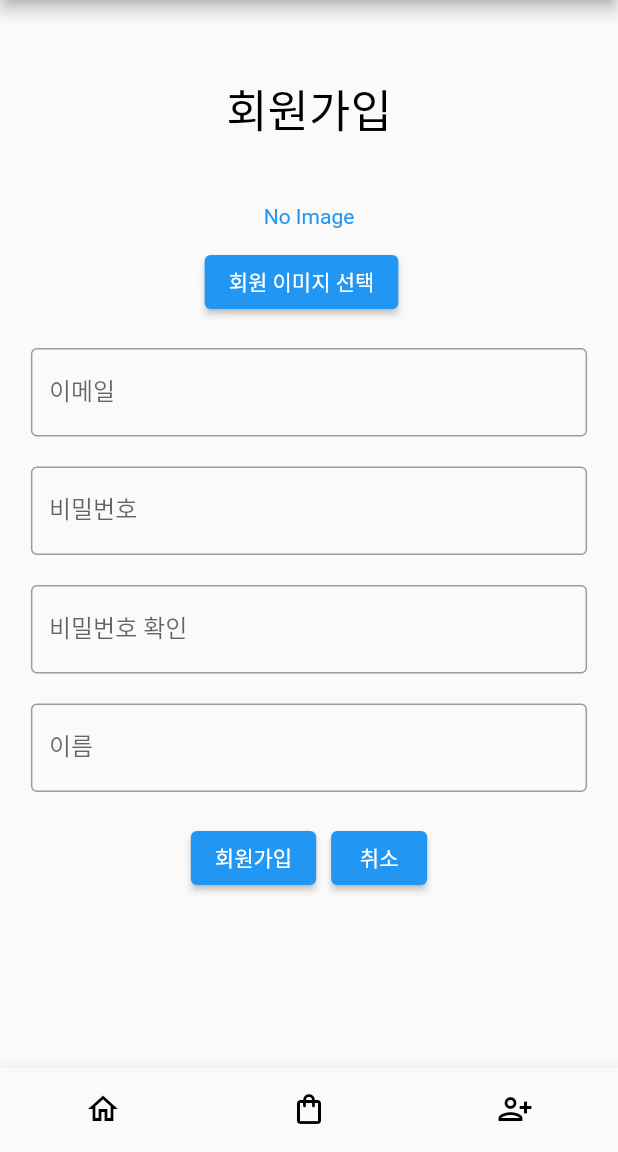
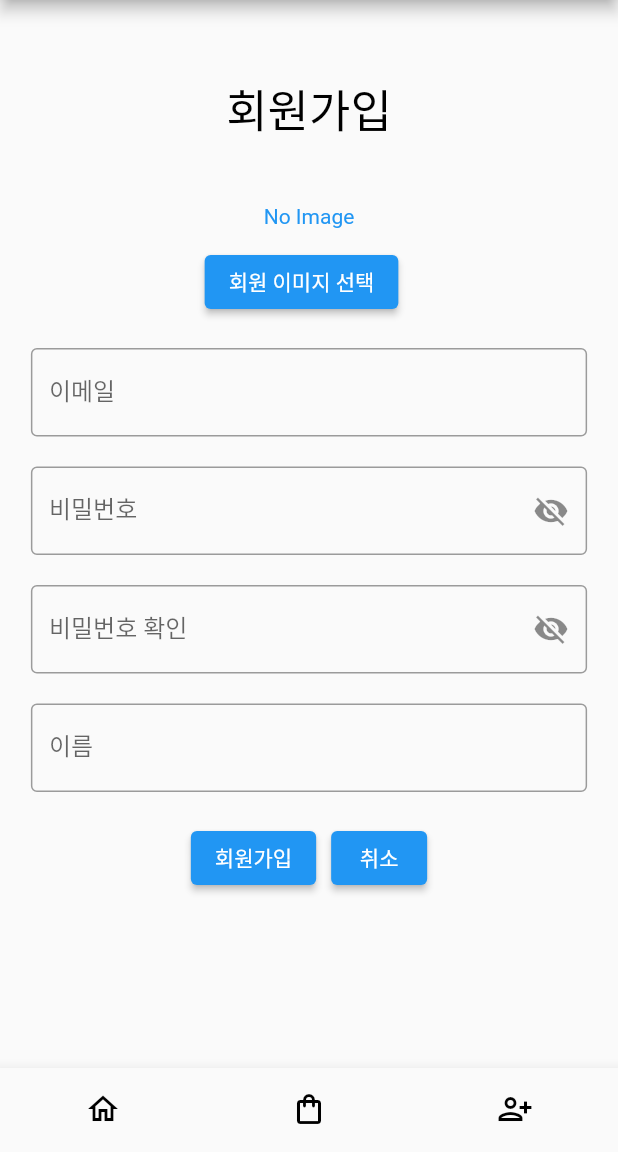
Before and after one commit to bspluci/flutter-insta, a Flutter app: the screen it shows after launch, item 3 of the bottom bar chosen, on a phone screen of 412 x 824 dp, the part 84-1236 px from its top. Run offline on Flutter 3.47's test engine with Material 2 defaults, Android fonts, the phone set to English and light mode, and no system bars; our stand-ins replace camera, cloud_firestore, firebase_auth, firebase_core, firebase_storage, flutter_local_notifications and 3 more; missing offline and left inert: google_mlkit_commons, google_mlkit_text_recognition; accounts and stored records are empty.

Commit message:
회원 관련 코드 정리

```diff
--- a/lib/main.dart
+++ b/lib/main.dart
@@ -35,7 +35,7 @@ void main() async {
     providers: [
       ChangeNotifierProvider(create: (context) => DataProvider()),
       ChangeNotifierProvider(create: (context) => UserProvider()),
-      ChangeNotifierProvider(create: (context) => AppBarTitle()),
+      ChangeNotifierProvider(create: (context) => TitleProvider()),
     ],
     child: MaterialApp(
       theme: style.theme,
@@ -126,7 +126,7 @@ class _MyAppState extends State<MyApp> {
     //       '통신 실패: ${response.statusCode} ERROR, ${jsonData['message']}');
     // }
 
-    int perPage = 2;
+    int perPage = 3;
     QuerySnapshot result;
 
     await Future.delayed(const Duration(seconds: 1));
@@ -159,7 +159,7 @@ class _MyAppState extends State<MyApp> {
   }
 
   void setTitleText() {
-    Provider.of<AppBarTitle>(context, listen: false).setTitle('HOME');
+    Provider.of<TitleProvider>(context, listen: false).setTitle('HOME');
   }
 
   void setUserInfoProvider() async {
@@ -186,7 +186,7 @@ class _MyAppState extends State<MyApp> {
   @override
   Widget build(BuildContext context) {
     final logout = Provider.of<UserProvider>(context).logout;
-    final title = Provider.of<AppBarTitle>(context).title;
+    final title = Provider.of<TitleProvider>(context).title;
     bool isLogin = _auth.currentUser != null;
 
     return Scaffold(
@@ -281,7 +281,7 @@ class _PostListState extends State<PostList> {
 
   // 앱 바의 제목 변경
   void setTitleText() {
-    Provider.of<AppBarTitle>(context, listen: false).setTitle('HOME');
+    Provider.of<TitleProvider>(context, listen: false).setTitle('HOME');
   }
 
   @override
--- a/lib/myInfo.dart
+++ b/lib/myInfo.dart
@@ -15,7 +15,7 @@ class _MyInfoState extends State<MyInfo> {
   UserModel? user;
 
   void setTitleText() {
-    Provider.of<AppBarTitle>(context, listen: false).setTitle('MyInfo');
+    Provider.of<TitleProvider>(context, listen: false).setTitle('MyInfo');
   }
 
   void getMyInfomationFromProvider() {
--- a/lib/postUpload.dart
+++ b/lib/postUpload.dart
@@ -155,7 +155,7 @@ class _PostUploadState extends State<PostUpload> {
   Widget build(BuildContext context) {
     return Scaffold(
       appBar: AppBar(
-        title: const Text("Instagram"),
+        title: const Text("POST"),
         automaticallyImplyLeading: false,
         // actions: [
         //   IconButton(
--- a/lib/provider.dart
+++ b/lib/provider.dart
@@ -43,7 +43,7 @@ class UserProvider extends ChangeNotifier {
   }
 }
 
-class AppBarTitle extends ChangeNotifier {
+class TitleProvider extends ChangeNotifier {
   String _title = 'Home';
 
   String get title => _title;
@@ -55,66 +55,20 @@ class AppBarTitle extends ChangeNotifier {
 }
 
 class DataProvider extends ChangeNotifier {
-  // Map<String, dynamic> resultUser = {};
-  // List<dynamic> resultGallery = [];
-
-  // void getUserInfo() async {
-  // Map getUser = {};
-  // final url = Platform.isAndroid
-  //     ? 'http://172.20.59.28:8080'
-  //     : 'http://localhost:8080';
-  // final result = await http.get(Uri.parse('$url/api/member/getMemberList'));
-
-  // if (result.statusCode == 200) {
-  //   getUser = jsonDecode(result.body);
-  //   resultUser = getUser['data']
-  //       .map((item) => {
-  //             '_id': item['_id'],
-  //             'name': item['name'],
-  //             'image': item['image'],
-  //             'follower': addCommasToNumber(item['follower']),
-  //           })
-  //       .toList();
-  //   notifyListeners();
-  //   await showNotification(1, '유저 정보 로드 완료', '유저 정보가 성공적으로 로드되었습니다.');
-  //   // await showNotificationTime();
-  // } else {
-  //   print(result.statusCode);
-  //   await showNotification(
-  //       1, '유저 정보 로드 실패', '유저 정보 로드에 실패하였습니다. 다시 시도해 주세요.');
-  // }
-  // await getUserGallery();
-  // }
-
-  // getUserGallery() async {
-  //   final result = await http
-  //       .get(Uri.parse('https://codingapple1.github.io/app/profile.json'));
-
-  //   if (result.statusCode == 200) {
-  //     resultGallery = jsonDecode(result.body);
-  //     resultGallery = [...resultGallery, ...resultGallery, ...resultGallery];
-  //     notifyListeners();
-  //   } else {
-  //     print(result.statusCode);
-  //   }
-  // }
-
   String addCommasToNumber(int number) {
     if (number < 1000) return number.toString();
-
     String result = '';
     String numberStr = number.toString();
+    int count = 0;
 
-    int count = 0;
     for (int i = numberStr.length - 1; i >= 0; i--) {
       result = numberStr[i] + result;
       count++;
 
       if (count % 3 == 0 && i != 0) {
-        result = ',' + result;
+        result = ',$result';
       }
     }
-
     return result;
   }
 }
--- a/lib/regester.dart
+++ b/lib/regester.dart
@@ -29,12 +29,14 @@ class _RegesterState extends State<Regester> {
   String? image;
 
   bool isUploading = false;
+  bool _obscureText = true;
+  bool _obscureTextRe = true;
   File? userImage;
   dynamic pickedFile;
 
   // 앱 바의 제목 변경
   void setTitleText() {
-    Provider.of<AppBarTitle>(context, listen: false).setTitle('REGESTER');
+    Provider.of<TitleProvider>(context, listen: false).setTitle('REGESTER');
   }
 
   Future<void> selectImage() async {
@@ -170,10 +172,25 @@ class _RegesterState extends State<Regester> {
                       child: FractionallySizedBox(
                         widthFactor: 0.9,
                         child: TextField(
-                          decoration: const InputDecoration(
-                            border: OutlineInputBorder(),
+                          // decoration: const InputDecoration(
+                          //   border: OutlineInputBorder(),
+                          //   labelText: '비밀번호',
+                          // ),
+                          decoration: InputDecoration(
+                            border: const OutlineInputBorder(),
                             labelText: '비밀번호',
+                            suffixIcon: IconButton(
+                              icon: Icon(_obscureText
+                                  ? Icons.visibility_off
+                                  : Icons.visibility),
+                              onPressed: () {
+                                setState(() {
+                                  _obscureText = !_obscureText;
+                                });
+                              },
+                            ),
                           ),
+                          obscureText: _obscureText,
                           onChanged: (text) {
                             setState(
                               () => password = text,
@@ -189,10 +206,25 @@ class _RegesterState extends State<Regester> {
                       child: FractionallySizedBox(
                         widthFactor: 0.9,
                         child: TextField(
-                          decoration: const InputDecoration(
-                            border: OutlineInputBorder(),
+                          // decoration: const InputDecoration(
+                          //   border: OutlineInputBorder(),
+                          //   labelText: '비밀번호 확인',
+                          // ),
+                          decoration: InputDecoration(
+                            border: const OutlineInputBorder(),
                             labelText: '비밀번호 확인',
+                            suffixIcon: IconButton(
+                              icon: Icon(_obscureTextRe
+                                  ? Icons.visibility_off
+                                  : Icons.visibility),
+                              onPressed: () {
+                                setState(() {
+                                  _obscureTextRe = !_obscureTextRe;
+                                });
+                              },
+                            ),
                           ),
+                          obscureText: _obscureTextRe,
                           onChanged: (text) {
                             setState(
                               () => passwordRe = text,
```
Also changed, not shown: lib/login.dart (+14 -2 lines), lib/shop.dart (+32 -12 lines).
